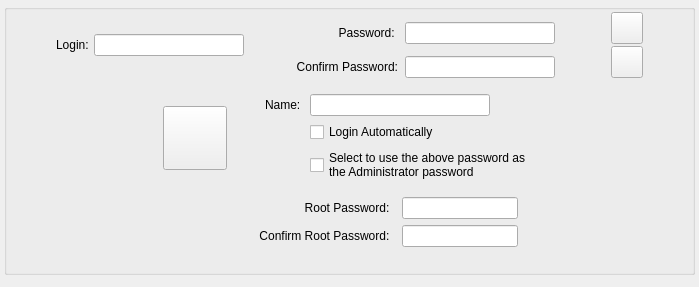
First picture: the form in ui/widgets/userwidget.ui, repository Inkane/Tribe, before the edit.
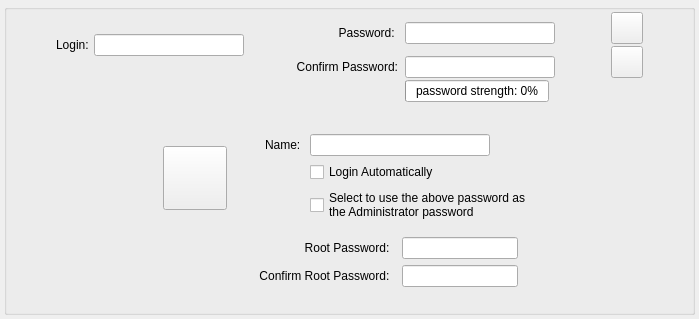
Second picture: the form after the edit.

What changed in the file:
```diff
--- a/ui/widgets/userwidget.ui
+++ b/ui/widgets/userwidget.ui
@@ -237,6 +237,22 @@
           </property>
          </spacer>
         </item>
+        <item row="5" column="7">
+         <widget class="QProgressBar" name="passStrengthProgBar">
+          <property name="value">
+           <number>0</number>
+          </property>
+          <property name="alignment">
+           <set>Qt::AlignLeading|Qt::AlignLeft|Qt::AlignVCenter</set>
+          </property>
+          <property name="invertedAppearance">
+           <bool>false</bool>
+          </property>
+          <property name="format">
+           <string>password strength: %p%</string>
+          </property>
+         </widget>
+        </item>
        </layout>
       </item>
       <item>
@@ -255,6 +271,16 @@
         </property>
        </spacer>
       </item>
+      <item>
+       <widget class="QLabel" name="pwERRORLabel">
+        <property name="text">
+         <string/>
+        </property>
+        <property name="alignment">
+         <set>Qt::AlignCenter</set>
+        </property>
+       </widget>
+      </item>
       <item>
        <widget class="QWidget" name="extWidget" native="true">
         <layout class="QGridLayout" name="gridLayout_2">
```
